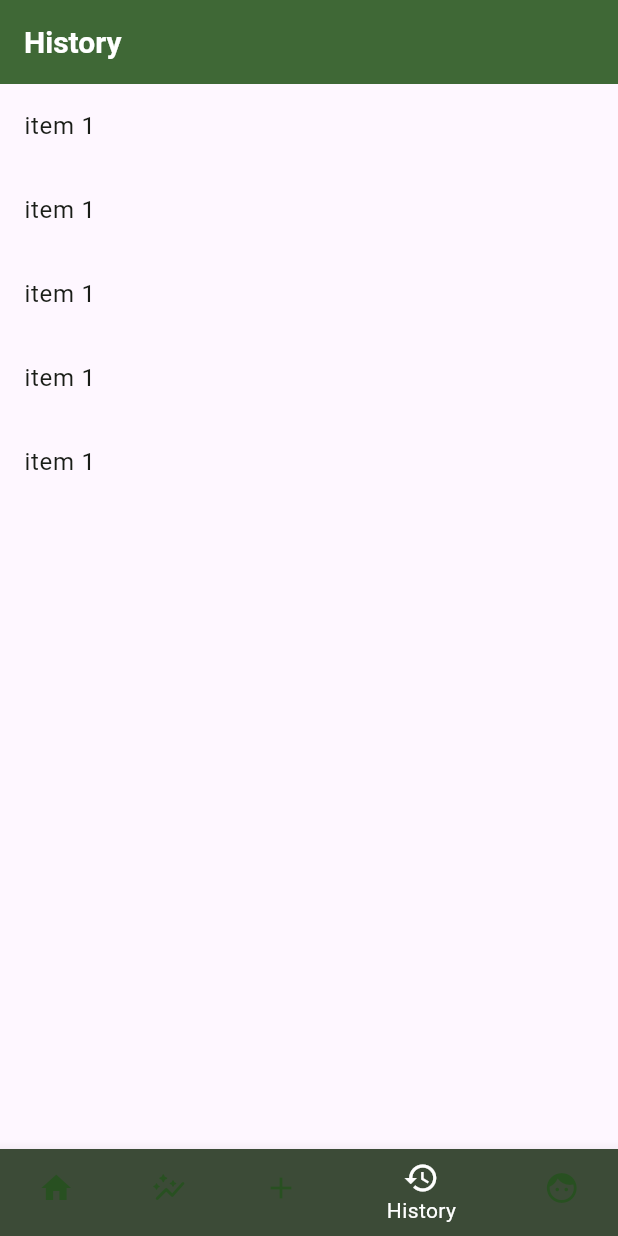
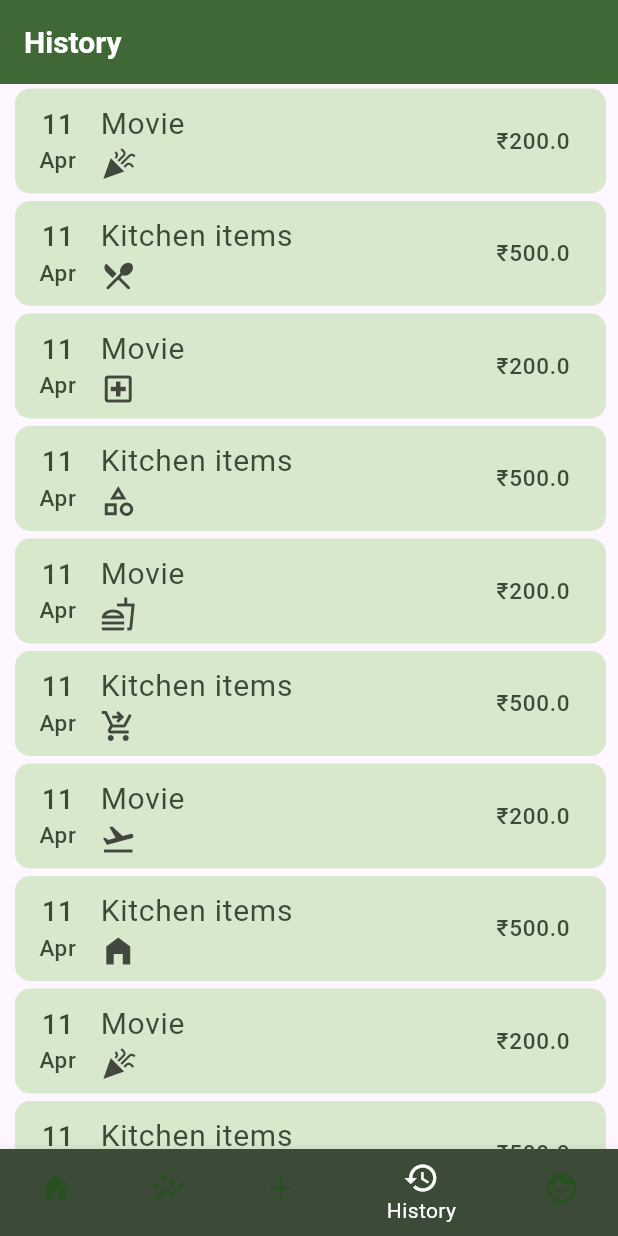
Before and after one commit to S-at-yam/Money-View, a Flutter app: the screen it shows after launch, item 4 of the bottom bar chosen, on a phone screen of 412 x 824 dp. Run offline on Flutter 3.47's test engine with Material 3 defaults, Android fonts, the phone set to English and light mode, and no system bars.

Commit message:
worked on expense list

```diff
--- /dev/null
+++ b/lib/data/dataset.dart
@@ -0,0 +1,318 @@
+import 'package:money_view/models/expense.dart';
+
+class Dataset {
+  List<Expense> expenseData = [
+    Expense(
+      date: DateTime.now(),
+      amount: 200,
+      title: 'movie',
+      category: Category.enjoyment,
+    ),
+    Expense(
+      date: DateTime.now(),
+      amount: 500,
+      title: 'Kitchen Items',
+      category: Category.food,
+    ),
+    Expense(
+      date: DateTime.now(),
+      amount: 200,
+      title: 'movie',
+      category: Category.medical,
+    ),
+    Expense(
+      date: DateTime.now(),
+      amount: 500,
+      title: 'Kitchen Items',
+      category: Category.others,
+    ),
+    Expense(
+      date: DateTime.now(),
+      amount: 200,
+      title: 'movie',
+      category: Category.outsideFood,
+    ),
+    Expense(
+      date: DateTime.now(),
+      amount: 500,
+      title: 'Kitchen Items',
+      category: Category.shopping,
+    ),
+    Expense(
+      date: DateTime.now(),
+      amount: 200,
+      title: 'movie',
+      category: Category.travel,
+    ),
+    Expense(
+      date: DateTime.now(),
+      amount: 500,
+      title: 'Kitchen Items',
+      category: Category.essentials,
+    ),
+    Expense(
+      date: DateTime.now(),
+      amount: 200,
+      title: 'movie',
+      category: Category.enjoyment,
+    ),
+    Expense(
+      date: DateTime.now(),
+      amount: 500,
+      title: 'Kitchen Items',
+      category: Category.essentials,
+    ),
+    Expense(
+      date: DateTime.now(),
+      amount: 200,
+      title: 'movie',
+      category: Category.enjoyment,
+    ),
+    Expense(
+      date: DateTime.now(),
+      amount: 500,
+      title: 'Kitchen Items',
+      category: Category.essentials,
+    ),
+    Expense(
+      date: DateTime.now(),
+      amount: 200,
+      title: 'movie',
+      category: Category.enjoyment,
+    ),
+    Expense(
+      date: DateTime.now(),
+      amount: 500,
+      title: 'Kitchen Items',
+      category: Category.essentials,
+    ),
+    Expense(
+      date: DateTime.now(),
+      amount: 200,
+      title: 'movie',
+      category: Category.enjoyment,
+    ),
+    Expense(
+      date: DateTime.now(),
+      amount: 500,
+      title: 'Kitchen Items',
+      category: Category.essentials,
+    ),
+    Expense(
+      date: DateTime.now(),
+      amount: 200,
+      title: 'movie',
+      category: Category.enjoyment,
+    ),
+    Expense(
+      date: DateTime.now(),
+      amount: 500,
+      title: 'Kitchen Items',
+      category: Category.essentials,
+    ),
+    Expense(
+      date: DateTime.now(),
+      amount: 200,
+      title: 'movie',
+      category: Category.enjoyment,
+    ),
+    Expense(
+      date: DateTime.now(),
+      amount: 500,
+      title: 'Kitchen Items',
+      category: Category.essentials,
+    ),
+    Expense(
+      date: DateTime.now(),
+      amount: 200,
+      title: 'movie',
+      category: Category.enjoyment,
+    ),
+    Expense(
+      date: DateTime.now(),
+      amount: 500,
+      title: 'Kitchen Items',
+      category: Category.essentials,
+    ),
+    Expense(
+      date: DateTime.now(),
+      amount: 200,
+      title: 'movie',
+      category: Category.enjoyment,
+    ),
+    Expense(
+      date: DateTime.now(),
+      amount: 500,
+      title: 'Kitchen Items',
+      category: Category.essentials,
+    ),
+    Expense(
+      date: DateTime.now(),
+      amount: 200,
+      title: 'movie',
+      category: Category.enjoyment,
+    ),
+    Expense(
+      date: DateTime.now(),
+      amount: 500,
+      title: 'Kitchen Items',
+      category: Category.essentials,
+    ),
+    Expense(
+      date: DateTime.now(),
+      amount: 200,
+      title: 'movie',
+      category: Category.enjoyment,
+    ),
+    Expense(
+      date: DateTime.now(),
+      amount: 500,
+      title: 'Kitchen Items',
+      category: Category.essentials,
+    ),
+    Expense(
+      date: DateTime.now(),
+      amount: 200,
+      title: 'movie',
+      category: Category.enjoyment,
+    ),
+    Expense(
+      date: DateTime.now(),
+      amount: 500,
+      title: 'Kitchen Items',
+      category: Category.essentials,
+    ),
+    Expense(
+      date: DateTime.now(),
+      amount: 200,
+      title: 'movie',
+      category: Category.enjoyment,
+    ),
+    Expense(
+      date: DateTime.now(),
+      amount: 500,
+      title: 'Kitchen Items',
+      category: Category.essentials,
+    ),
+    Expense(
+      date: DateTime.now(),
+      amount: 200,
+      title: 'movie',
+      category: Category.enjoyment,
+    ),
+    Expense(
+      date: DateTime.now(),
+      amount: 500,
+      title: 'Kitchen Items',
+      category: Category.essentials,
+    ),
+    Expense(
+      date: DateTime.now(),
+      amount: 200,
+      title: 'movie',
+      category: Category.enjoyment,
+    ),
+    Expense(
+      date: DateTime.now(),
+      amount: 500,
+      title: 'Kitchen Items',
+      category: Category.essentials,
+    ),
+    Expense(
+      date: DateTime.now(),
+      amount: 200,
+      title: 'movie',
+      category: Category.enjoyment,
+    ),
+    Expense(
+      date: DateTime.now(),
+      amount: 500,
+      title: 'Kitchen Items',
+      category: Category.essentials,
+    ),
+    Expense(
+      date: DateTime.now(),
+      amount: 200,
+      title: 'movie',
+      category: Category.enjoyment,
+    ),
+    Expense(
+      date: DateTime.now(),
+      amount: 500,
+      title: 'Kitchen Items',
+      category: Category.essentials,
+    ),
+    Expense(
+      date: DateTime.now(),
+      amount: 200,
+      title: 'movie',
+      category: Category.enjoyment,
+    ),
+    Expense(
+      date: DateTime.now(),
+      amount: 500,
+      title: 'Kitchen Items',
+      category: Category.essentials,
+    ),
+    Expense(
+      date: DateTime.now(),
+      amount: 200,
+      title: 'movie',
+      category: Category.enjoyment,
+    ),
+    Expense(
+      date: DateTime.now(),
+      amount: 500,
+      title: 'Kitchen Items',
+      category: Category.essentials,
+    ),
+    Expense(
+      date: DateTime.now(),
+      amount: 200,
+      title: 'movie',
+      category: Category.enjoyment,
+    ),
+    Expense(
+      date: DateTime.now(),
+      amount: 500,
+      title: 'Kitchen Items',
+      category: Category.essentials,
+    ),
+    Expense(
+      date: DateTime.now(),
+      amount: 200,
+      title: 'movie',
+      category: Category.enjoyment,
+    ),
+    Expense(
+      date: DateTime.now(),
+      amount: 500,
+      title: 'Kitchen Items',
+      category: Category.essentials,
+    ),
+    Expense(
+      date: DateTime.now(),
+      amount: 200,
+      title: 'movie',
+      category: Category.enjoyment,
+    ),
+    Expense(
+      date: DateTime.now(),
+      amount: 500,
+      title: 'Kitchen Items',
+      category: Category.essentials,
+    ),
+    Expense(
+      date: DateTime.now(),
+      amount: 200,
+      title: 'movie',
+      category: Category.enjoyment,
+    ),
+    Expense(
+      date: DateTime.now(),
+      amount: 500,
+      title: 'Kitchen Items',
+      category: Category.essentials,
+    ),
+  ];
+}
--- /dev/null
+++ b/lib/models/expense.dart
@@ -0,0 +1,54 @@
+import 'package:intl/intl.dart';
+import 'package:uuid/uuid.dart';
+import 'package:flutter/material.dart';
+
+const uuid = Uuid();
+final formatter = DateFormat.yMMMMd();
+
+enum Category {
+  food,
+  outsideFood,
+  travel,
+  shopping,
+  enjoyment,
+  essentials,
+  medical,
+  others,
+}
+
+const categoryIcons = {
+  Category.enjoyment: Icons.celebration,
+  Category.essentials: Icons.home_filled,
+  Category.food: Icons.restaurant_menu_rounded,
+  Category.medical: Icons.local_hospital_outlined,
+  Category.others: Icons.category_outlined,
+  Category.outsideFood: Icons.fastfood_outlined,
+  Category.shopping: Icons.shopping_cart_checkout,
+  Category.travel: Icons.flight_takeoff_outlined,
+};
+
+class Expense {
+  final DateTime date;
+  final double amount;
+  final String title;
+  final Category category;
+  final String? description;
+  final String id;
+
+  Expense({
+    required this.date,
+    required this.amount,
+    required this.title,
+    required this.category,
+    this.description,
+  }) : id = uuid.v4();
+
+  String get dateDay {
+    return date.day.toString();
+  }
+
+  String get dateMonth {
+    String monthName = DateFormat('MMM').format(date);
+    return monthName;
+  }
+}
--- a/lib/pages/history.dart
+++ b/lib/pages/history.dart
@@ -1,4 +1,6 @@
 import 'package:flutter/material.dart';
+import 'package:money_view/data/dataset.dart';
+import 'package:money_view/widgets/custom_List_tile.dart';
 
 class History extends StatelessWidget {
   const History({super.key});
@@ -7,9 +9,12 @@ class History extends StatelessWidget {
     return Scaffold(
       appBar: AppBar(title: Text('History')),
       body: ListView.builder(
-        itemCount: 5,
+        itemCount: Dataset().expenseData.length,
         itemBuilder: (ctx, index) {
-          return ListTile(title: Text('item 1'));
+          return Padding(
+            padding: const EdgeInsets.fromLTRB(10, 3, 8, 2),
+            child: CustomListTile(expense: Dataset().expenseData[index]),
+          );
         },
       ),
     );
--- /dev/null
+++ b/lib/pages/update_expense.dart
@@ -0,0 +1,19 @@
+import 'package:flutter/material.dart';
+
+class UpdateExpense extends StatefulWidget {
+  const UpdateExpense({super.key});
+  @override
+  State<StatefulWidget> createState() {
+    return _UpdateExpenseState();
+  }
+}
+
+class _UpdateExpenseState extends State<UpdateExpense> {
+  @override
+  Widget build(BuildContext context) {
+    return Scaffold(
+      appBar: AppBar(title: Text('Edit your Expense')),
+      body: Text('Edit'),
+    );
+  }
+}
--- /dev/null
+++ b/lib/widgets/custom_List_tile.dart
@@ -0,0 +1,61 @@
+import 'package:flutter/material.dart';
+import 'package:money_view/main.dart';
+import 'package:money_view/models/expense.dart';
+
+class CustomListTile extends StatelessWidget {
+  final Expense expense;
+
+  const CustomListTile({super.key, required this.expense});
+
+  @override
+  Widget build(BuildContext context) {
+    return Dismissible(
+      key: ValueKey(expense.id),
+      child: ListTile(
+        tileColor: kColorScheme.secondaryContainer,
+        onTap: () {},
+        shape: RoundedRectangleBorder(borderRadius: BorderRadius.circular(10)),
+        leading: Column(
+          mainAxisAlignment: MainAxisAlignment.center,
+          crossAxisAlignment: CrossAxisAlignment.center,
+          children: [
+            Text(
+              expense.dateDay,
+              style: TextStyle(
+                color: kColorScheme.onSecondaryContainer,
+                fontSize: 18,
+              ),
+            ),
+            Text(
+              expense.dateMonth,
+              style: TextStyle(
+                color: kColorScheme.onSecondaryContainer,
+                fontSize: 15,
+              ),
+            ),
+          ],
+        ),
+        title: Text(
+          expense.title[0].toUpperCase() +
+              expense.title.substring(1).toLowerCase(),
+          textAlign: TextAlign.start,
+          style: TextStyle(
+            color: kColorScheme.onSecondaryContainer,
+            fontSize: 20,
+          ),
+        ),
+        trailing: Text(
+          '₹' + expense.amount.toString(),
+          style: TextStyle(
+            color: kColorScheme.onSecondaryContainer,
+            fontSize: 15,
+          ),
+        ),
+        subtitle: Row(
+          mainAxisAlignment: MainAxisAlignment.start,
+          children: [Icon(categoryIcons[expense.category])],
+        ),
+      ),
+    );
+  }
+}
--- a/pubspec.yaml
+++ b/pubspec.yaml
@@ -36,6 +36,8 @@ dependencies:
   cupertino_icons: ^1.0.8
   sqflite: ^2.4.2
   provider: ^6.1.4
+  uuid: ^4.5.1
+  intl: ^0.20.2
 
 dev_dependencies:
   flutter_test:
```
Also changed, not shown: pubspec.lock.
